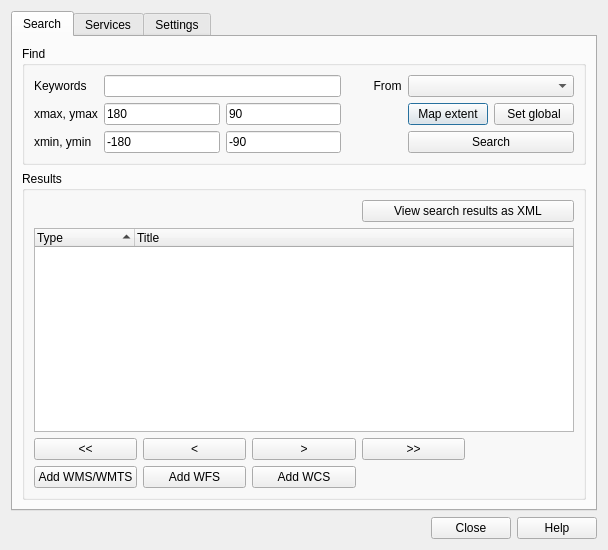
Above: plugin/MetaSearch/ui/maindialog.ui from nextgis/qgis_cswclient before the change. Below: the same form after it.
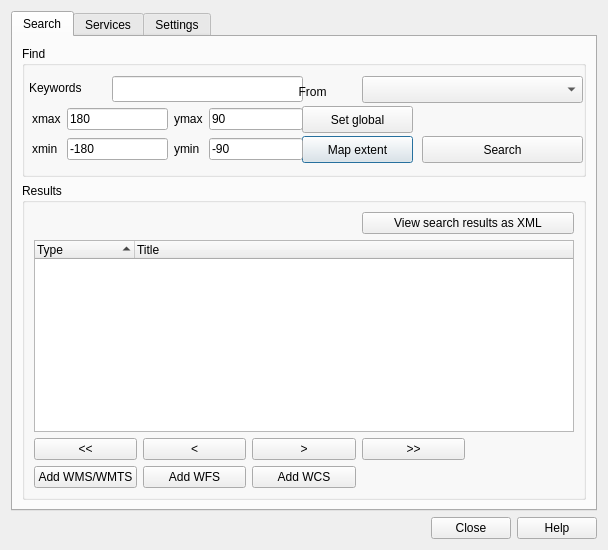
That is the form after the change. The open tabs and pages were chosen to show the change.

Commit message: more live review at code sprint

The edit to the form file:
```diff
--- a/plugin/MetaSearch/ui/maindialog.ui
+++ b/plugin/MetaSearch/ui/maindialog.ui
@@ -26,94 +26,195 @@
       <layout class="QVBoxLayout" name="verticalLayout_2">
        <item>
         <widget class="QGroupBox" name="groupBox">
+         <property name="sizePolicy">
+          <sizepolicy hsizetype="Expanding" vsizetype="Expanding">
+           <horstretch>0</horstretch>
+           <verstretch>0</verstretch>
+          </sizepolicy>
+         </property>
          <property name="title">
           <string>Find</string>
          </property>
-         <layout class="QGridLayout" name="gridLayout_4">
-          <item row="0" column="0">
            <widget class="QLabel" name="label_3">
+          <property name="geometry">
+           <rect>
+            <x>7</x>
+            <y>33</y>
+            <width>71</width>
+            <height>18</height>
+           </rect>
+          </property>
             <property name="text">
              <string>Keywords</string>
             </property>
            </widget>
-          </item>
-          <item row="0" column="2" colspan="2">
-           <widget class="QLineEdit" name="leKeywords"/>
-          </item>
-          <item row="2" column="5">
+         <widget class="QLineEdit" name="leKeywords">
+          <property name="geometry">
+           <rect>
+            <x>90</x>
+            <y>30</y>
+            <width>191</width>
+            <height>26</height>
+           </rect>
+          </property>
+         </widget>
            <widget class="QPushButton" name="btnCanvasBbox">
+          <property name="geometry">
+           <rect>
+            <x>280</x>
+            <y>90</y>
+            <width>111</width>
+            <height>27</height>
+           </rect>
+          </property>
             <property name="text">
              <string>Map extent</string>
             </property>
            </widget>
-          </item>
-          <item row="0" column="5" colspan="2">
-           <widget class="QComboBox" name="cmbConnectionsSearch"/>
-          </item>
-          <item row="0" column="4">
+         <widget class="QComboBox" name="cmbConnectionsSearch">
+          <property name="geometry">
+           <rect>
+            <x>340</x>
+            <y>30</y>
+            <width>221</width>
+            <height>27</height>
+           </rect>
+          </property>
+         </widget>
            <widget class="QLabel" name="label">
+          <property name="geometry">
+           <rect>
+            <x>250</x>
+            <y>30</y>
+            <width>78</width>
+            <height>31</height>
+           </rect>
+          </property>
             <property name="text">
              <string>        From</string>
             </property>
            </widget>
-          </item>
-          <item row="2" column="2">
-           <widget class="QLineEdit" name="leEast">
-            <property name="text">
-             <string>180</string>
-            </property>
-           </widget>
-          </item>
-          <item row="2" column="6">
            <widget class="QPushButton" name="btnGlobalBbox">
+          <property name="geometry">
+           <rect>
+            <x>280</x>
+            <y>60</y>
+            <width>111</width>
+            <height>27</height>
+           </rect>
+          </property>
             <property name="text">
              <string>Set global</string>
             </property>
            </widget>
-          </item>
-          <item row="2" column="3">
+         <widget class="QPushButton" name="btnSearch">
+          <property name="geometry">
+           <rect>
+            <x>400</x>
+            <y>90</y>
+            <width>161</width>
+            <height>27</height>
+           </rect>
+          </property>
+          <property name="text">
+           <string>Search</string>
+          </property>
+         </widget>
+         <widget class="QWidget" name="layoutWidget">
+          <property name="geometry">
+           <rect>
+            <x>10</x>
+            <y>60</y>
+            <width>271</width>
+            <height>58</height>
+           </rect>
+          </property>
+          <layout class="QGridLayout" name="gridLayout_2">
+           <item row="0" column="0">
+            <widget class="QLabel" name="label_4">
+             <property name="text">
+              <string>xmax</string>
+             </property>
+            </widget>
+           </item>
+           <item row="0" column="1">
+            <widget class="QLineEdit" name="leEast">
+             <property name="enabled">
+              <bool>true</bool>
+             </property>
+             <property name="minimumSize">
+              <size>
+               <width>85</width>
+               <height>0</height>
+              </size>
+             </property>
+             <property name="text">
+              <string>180</string>
+             </property>
+            </widget>
+           </item>
+           <item row="0" column="2">
+            <widget class="QLabel" name="label_7">
+             <property name="text">
+              <string>ymax</string>
+             </property>
+            </widget>
+           </item>
+           <item row="0" column="3" colspan="2">
            <widget class="QLineEdit" name="leNorth">
+             <property name="minimumSize">
+              <size>
+               <width>85</width>
+               <height>0</height>
+              </size>
+             </property>
             <property name="text">
              <string>90</string>
             </property>
            </widget>
           </item>
-          <item row="3" column="2">
+           <item row="1" column="0">
+            <widget class="QLabel" name="label_6">
+             <property name="text">
+              <string>xmin</string>
+             </property>
+            </widget>
+           </item>
+           <item row="1" column="1">
            <widget class="QLineEdit" name="leWest">
+             <property name="minimumSize">
+              <size>
+               <width>85</width>
+               <height>0</height>
+              </size>
+             </property>
             <property name="text">
              <string>-180</string>
             </property>
            </widget>
           </item>
-          <item row="3" column="3">
+           <item row="1" column="2">
+            <widget class="QLabel" name="label_8">
+             <property name="text">
+              <string>ymin</string>
+             </property>
+            </widget>
+           </item>
+           <item row="1" column="3" colspan="2">
            <widget class="QLineEdit" name="leSouth">
+             <property name="minimumSize">
+              <size>
+               <width>85</width>
+               <height>0</height>
+              </size>
+             </property>
             <property name="text">
              <string>-90</string>
             </property>
            </widget>
           </item>
-          <item row="3" column="5" colspan="2">
-           <widget class="QPushButton" name="btnSearch">
-            <property name="text">
-             <string>Search</string>
-            </property>
-           </widget>
-          </item>
-          <item row="3" column="0">
-           <widget class="QLabel" name="label_6">
-            <property name="text">
-             <string>xmin, ymin</string>
-            </property>
-           </widget>
-          </item>
-          <item row="2" column="0">
-           <widget class="QLabel" name="label_4">
-            <property name="text">
-             <string>xmax, ymax</string>
-            </property>
-           </widget>
-          </item>
-         </layout>
+          </layout>
+         </widget>
         </widget>
        </item>
        <item>
```
Left out of the diff: 2 changed lines with no effect on the pictures. Lines whose indentation alone changed are shown as unchanged.
